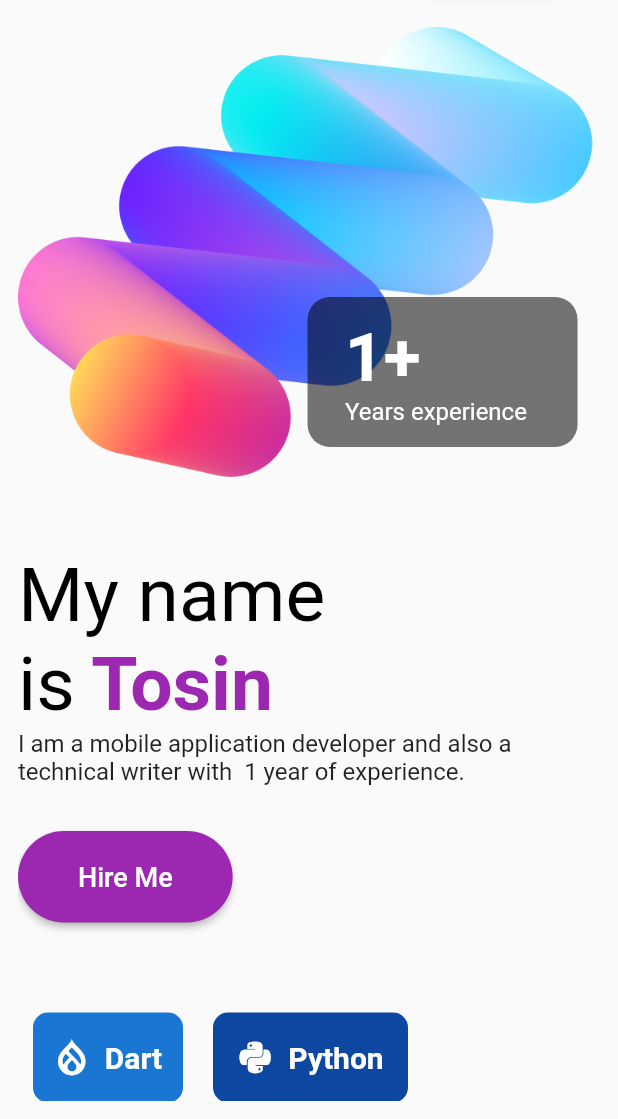
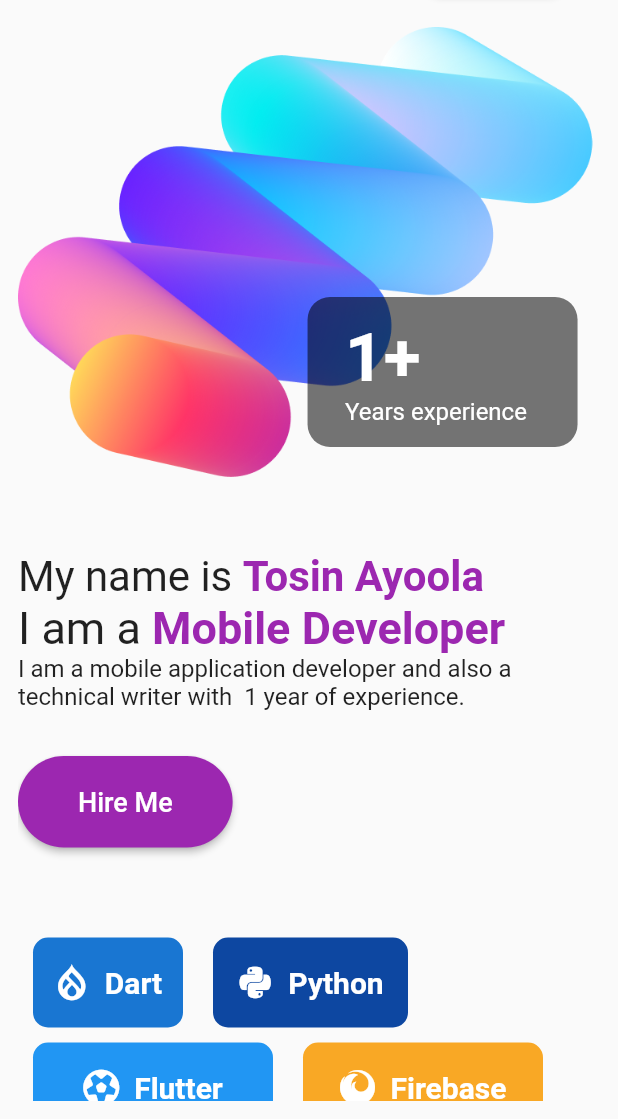
Before and after one commit to flutter-preview/Tosin2289-Portfolio-site, a Flutter app: the screen it shows after launch, on a phone screen of 412 x 824 dp, the part 117-1236 px from its top. Run offline on Flutter 3.47's test engine with Material 2 defaults, Android fonts, the phone set to English and light mode, and no system bars; drawn by our look-alikes of animated_text_kit; our stand-ins replace font_awesome_flutter.

Commit message:
fifth commit

```diff
--- a/lib/desktop/componets/hiremebtn-desktop.dart
+++ b/lib/desktop/componets/hiremebtn-desktop.dart
@@ -7,7 +7,7 @@ class HireMeBtnD extends StatelessWidget {
   Widget build(BuildContext context) {
     return MaterialButton(
       padding: const EdgeInsets.symmetric(horizontal: 40, vertical: 20),
-      color: Colors.purple,
+      color: Colors.blue,
       shape: const StadiumBorder(),
       onPressed: () {},
       child: const Text(
--- a/lib/desktop/componets/image-desktop.dart
+++ b/lib/desktop/componets/image-desktop.dart
@@ -12,7 +12,7 @@ class CustomImageD extends StatelessWidget {
         children: [
           Image.asset(
             "assets/Spline.png",
-            height: 350,
+            height: 250,
           ),
           Positioned(
             top: 180,
--- a/lib/mobile/componets/text-mobile.dart
+++ b/lib/mobile/componets/text-mobile.dart
@@ -1,4 +1,5 @@
 import 'package:flutter/material.dart';
+import 'package:animated_text_kit/animated_text_kit.dart';
 
 class CustomTextM extends StatelessWidget {
   const CustomTextM({Key? key}) : super(key: key);
@@ -9,30 +10,58 @@ class CustomTextM extends StatelessWidget {
         child: Column(
       crossAxisAlignment: CrossAxisAlignment.start,
       children: [
-          const Text(
-            "My name",
-            style: TextStyle(fontSize: 50, color: Colors.black),
-          ),
-          RichText(
-            text: const TextSpan(children: [
-              TextSpan(
-                  text: 'is',
-                  style: TextStyle(fontSize: 50, color: Colors.black)),
-              TextSpan(
-                text: ' Tosin',
-                style: TextStyle(
-                    fontSize: 50,
+        Row(
+          children: [
+            const Text("My name is ", style: TextStyle(fontSize: 28)),
+            SizedBox(
+              width: 200.0,
+              child: DefaultTextStyle(
+                style: const TextStyle(
+                    fontSize: 28.0,
                     fontWeight: FontWeight.bold,
                     color: Colors.purple),
+                child: AnimatedTextKit(
+                  repeatForever: true,
+                  pause: const Duration(milliseconds: 5000),
+                  animatedTexts: [
+                    TyperAnimatedText(
+                      'Tosin Ayoola',
+                      speed: const Duration(milliseconds: 1000),
+                    ),
+                  ],
+                ),
+              ),
+            ),
+          ],
+        ),
+        Row(mainAxisSize: MainAxisSize.min, children: <Widget>[
+          const Text(
+            'I am a ',
+            style: TextStyle(fontSize: 30.0),
+          ),
+          DefaultTextStyle(
+            style: const TextStyle(
+                fontSize: 30.0,
+                fontWeight: FontWeight.bold,
+                color: Colors.purple),
+            child: AnimatedTextKit(
+              repeatForever: true,
+              animatedTexts: [
+                FadeAnimatedText(
+                  'Mobile Developer',
+                ),
+                FadeAnimatedText(
+                  'Technical writer',
+                ),
+              ],
+            ),
           ),
         ]),
-          ),
         const Text(
-            "I am a mobile application developer and also a technical writer with  1 year of experience.",
+          "I am a mobile application developer and also a  technical writer with  1 year of experience.",
           style: TextStyle(fontSize: 16),
         ),
       ],
-      ),
-    );
+    ));
   }
 }
--- a/pubspec.yaml
+++ b/pubspec.yaml
@@ -38,6 +38,7 @@ dependencies:
   responsive_builder: ^0.6.4
   font_awesome_flutter:
   rive: ^0.10.4
+  animated_text_kit: ^4.2.2
 
 dev_dependencies:
   flutter_test:
```
Also changed, not shown: lib/desktop/componets/appbar-desktop.dart (+27 -6 lines), lib/desktop/componets/language-desktop.dart (+6 -5 lines), lib/desktop/componets/projecttext-desktop.dart (+10 -5 lines), lib/desktop/componets/text-desktop.dart (+58 -16 lines), lib/desktop/homeview-desktop.dart (+20 -14 lines), assets/dart.png (added), assets/firebase.png (added), assets/flutter.png (added), assets/python.png (added), pubspec.lock. Lines whose indentation alone changed are shown as unchanged.
